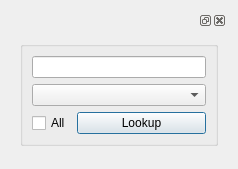
Old version of the form weblookupdialog.ui in the repository adibouG/WebQuickLookup.
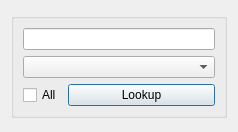
New version of the form.

Patch:
```diff
--- a/weblookupdialog.ui
+++ b/weblookupdialog.ui
@@ -7,16 +7,12 @@
     <x>0</x>
     <y>0</y>
     <width>238</width>
-    <height>169</height>
+    <height>132</height>
    </rect>
   </property>
   <property name="windowTitle">
    <string>Widget</string>
   </property>
-  <layout class="QGridLayout" name="gridLayout_2">
-   <item row="0" column="0">
-    <widget class="QDockWidget" name="dockWidget">
-     <widget class="QWidget" name="SearchDialog">
       <layout class="QGridLayout" name="gridLayout">
        <item row="0" column="0">
         <widget class="QGroupBox" name="groupBox">
@@ -110,10 +106,6 @@
            </widget>
           </item>
          </layout>
-        </widget>
-       </item>
-      </layout>
-     </widget>
     </widget>
    </item>
   </layout>
```
Lines whose indentation alone changed are shown as unchanged.
